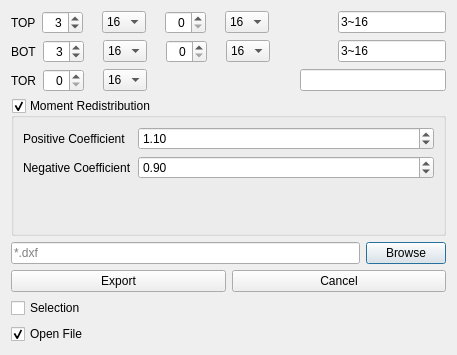
Before: the Qt Designer form widgets/import_export/export_rebar_plans_to_dxf.ui in ebrahimraeyat/civilTools, drawn with Qt 5.
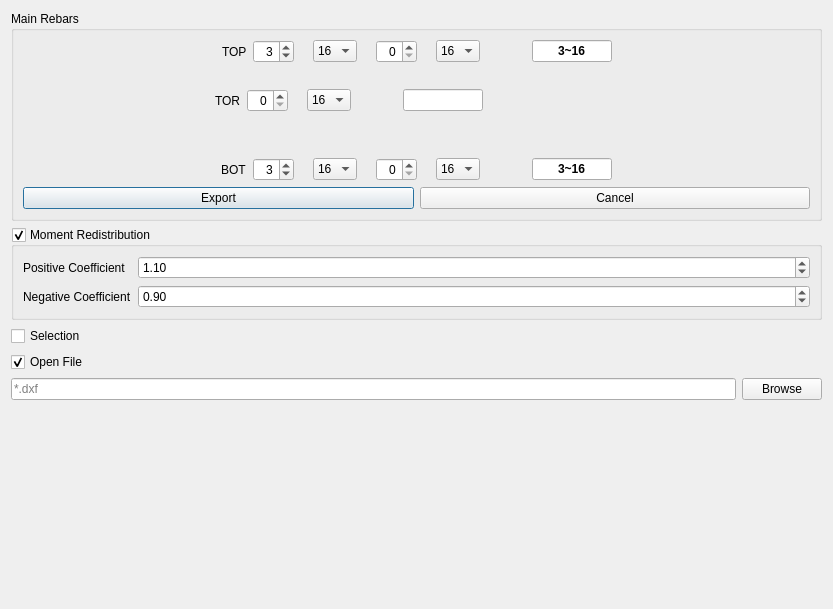
After: the same form once the commit is applied. Icons and pictures are not drawn.

Commit message: Update the Gui of export rebars plan

```diff
--- a/widgets/import_export/export_rebar_plans_to_dxf.ui
+++ b/widgets/import_export/export_rebar_plans_to_dxf.ui
@@ -6,8 +6,8 @@
    <rect>
     <x>0</x>
     <y>0</y>
-    <width>457</width>
-    <height>355</height>
+    <width>833</width>
+    <height>609</height>
    </rect>
   </property>
   <property name="windowTitle">
@@ -19,6 +19,34 @@
   </property>
   <layout class="QVBoxLayout" name="verticalLayout">
    <item>
+    <widget class="QGroupBox" name="groupBox">
+     <property name="title">
+      <string>Main Rebars</string>
+     </property>
+     <layout class="QVBoxLayout" name="verticalLayout_3">
+      <item>
+       <layout class="QHBoxLayout" name="horizontalLayout_9">
+        <item>
+         <layout class="QVBoxLayout" name="verticalLayout_4"/>
+        </item>
+        <item>
+         <layout class="QVBoxLayout" name="verticalLayout_2">
+          <item>
+           <layout class="QHBoxLayout" name="horizontalLayout_6">
+            <item>
+             <spacer name="horizontalSpacer_2">
+              <property name="orientation">
+               <enum>Qt::Horizontal</enum>
+              </property>
+              <property name="sizeHint" stdset="0">
+               <size>
+                <width>40</width>
+                <height>20</height>
+               </size>
+              </property>
+             </spacer>
+            </item>
+            <item>
     <layout class="QHBoxLayout" name="horizontalLayout_3">
      <item>
       <widget class="QLabel" name="label_4">
@@ -244,27 +272,292 @@
        </item>
       </widget>
      </item>
+             </layout>
+            </item>
      <item>
-      <spacer name="horizontalSpacer_3">
-       <property name="orientation">
-        <enum>Qt::Horizontal</enum>
-       </property>
-       <property name="sizeHint" stdset="0">
+             <widget class="QWidget" name="widget" native="true">
+              <property name="minimumSize">
         <size>
          <width>40</width>
-         <height>20</height>
-        </size>
-       </property>
-      </spacer>
+                <height>0</height>
+               </size>
+              </property>
+             </widget>
      </item>
      <item>
       <widget class="QLineEdit" name="top_rebars">
+              <property name="maximumSize">
+               <size>
+                <width>80</width>
+                <height>16777215</height>
+               </size>
+              </property>
+              <property name="font">
+               <font>
+                <weight>75</weight>
+                <bold>true</bold>
+               </font>
+              </property>
        <property name="text">
         <string>3~16</string>
        </property>
-      </widget>
-     </item>
-    </layout>
+              <property name="alignment">
+               <set>Qt::AlignCenter</set>
+              </property>
+             </widget>
+            </item>
+            <item>
+             <spacer name="horizontalSpacer_3">
+              <property name="orientation">
+               <enum>Qt::Horizontal</enum>
+              </property>
+              <property name="sizeHint" stdset="0">
+               <size>
+                <width>40</width>
+                <height>20</height>
+               </size>
+              </property>
+             </spacer>
+            </item>
+           </layout>
+          </item>
+          <item>
+           <widget class="QLabel" name="label_12">
+            <property name="text">
+             <string/>
+            </property>
+            <property name="pixmap">
+             <pixmap resource="../../civiltools.qrc">:/import_export/images/import_export/top_rebars.svg</pixmap>
+            </property>
+            <property name="scaledContents">
+             <bool>true</bool>
+            </property>
+            <property name="alignment">
+             <set>Qt::AlignCenter</set>
+            </property>
+           </widget>
+          </item>
+          <item>
+           <layout class="QHBoxLayout" name="horizontalLayout_7">
+            <item>
+             <layout class="QHBoxLayout" name="horizontalLayout_5">
+              <item>
+               <spacer name="horizontalSpacer_4">
+                <property name="orientation">
+                 <enum>Qt::Horizontal</enum>
+                </property>
+                <property name="sizeHint" stdset="0">
+                 <size>
+                  <width>40</width>
+                  <height>20</height>
+                 </size>
+                </property>
+               </spacer>
+              </item>
+              <item>
+               <widget class="QLabel" name="label_9">
+                <property name="text">
+                 <string>TOR</string>
+                </property>
+               </widget>
+              </item>
+              <item>
+               <widget class="QSpinBox" name="torsion_number">
+                <property name="alignment">
+                 <set>Qt::AlignRight|Qt::AlignTrailing|Qt::AlignVCenter</set>
+                </property>
+                <property name="minimum">
+                 <number>0</number>
+                </property>
+                <property name="value">
+                 <number>0</number>
+                </property>
+               </widget>
+              </item>
+              <item>
+               <widget class="QLabel" name="label_10">
+                <property name="maximumSize">
+                 <size>
+                  <width>13</width>
+                  <height>13</height>
+                 </size>
+                </property>
+                <property name="text">
+                 <string/>
+                </property>
+                <property name="pixmap">
+                 <pixmap resource="../../civiltools.qrc">:/import_export/images/phi_rebar.svg</pixmap>
+                </property>
+                <property name="scaledContents">
+                 <bool>true</bool>
+                </property>
+               </widget>
+              </item>
+              <item>
+               <widget class="QComboBox" name="torsion_phi">
+                <property name="currentIndex">
+                 <number>4</number>
+                </property>
+                <item>
+                 <property name="text">
+                  <string>8</string>
+                 </property>
+                </item>
+                <item>
+                 <property name="text">
+                  <string>10</string>
+                 </property>
+                </item>
+                <item>
+                 <property name="text">
+                  <string>12</string>
+                 </property>
+                </item>
+                <item>
+                 <property name="text">
+                  <string>14</string>
+                 </property>
+                </item>
+                <item>
+                 <property name="text">
+                  <string>16</string>
+                 </property>
+                </item>
+                <item>
+                 <property name="text">
+                  <string>18</string>
+                 </property>
+                </item>
+                <item>
+                 <property name="text">
+                  <string>20</string>
+                 </property>
+                </item>
+                <item>
+                 <property name="text">
+                  <string>22</string>
+                 </property>
+                </item>
+                <item>
+                 <property name="text">
+                  <string>25</string>
+                 </property>
+                </item>
+                <item>
+                 <property name="text">
+                  <string>28</string>
+                 </property>
+                </item>
+                <item>
+                 <property name="text">
+                  <string>30</string>
+                 </property>
+                </item>
+                <item>
+                 <property name="text">
+                  <string>32</string>
+                 </property>
+                </item>
+               </widget>
+              </item>
+             </layout>
+            </item>
+            <item>
+             <widget class="QWidget" name="widget_2" native="true">
+              <property name="minimumSize">
+               <size>
+                <width>40</width>
+                <height>0</height>
+               </size>
+              </property>
+             </widget>
+            </item>
+            <item>
+             <widget class="QLineEdit" name="torsion_rebars">
+              <property name="maximumSize">
+               <size>
+                <width>80</width>
+                <height>16777215</height>
+               </size>
+              </property>
+              <property name="font">
+               <font>
+                <weight>75</weight>
+                <bold>true</bold>
+               </font>
+              </property>
+              <property name="alignment">
+               <set>Qt::AlignCenter</set>
+              </property>
+             </widget>
+            </item>
+            <item>
+             <spacer name="horizontalSpacer_5">
+              <property name="orientation">
+               <enum>Qt::Horizontal</enum>
+              </property>
+              <property name="sizeHint" stdset="0">
+               <size>
+                <width>40</width>
+                <height>20</height>
+               </size>
+              </property>
+             </spacer>
+            </item>
+           </layout>
+          </item>
+          <item>
+           <widget class="QLabel" name="label_14">
+            <property name="maximumSize">
+             <size>
+              <width>16777215</width>
+              <height>23</height>
+             </size>
+            </property>
+            <property name="text">
+             <string/>
+            </property>
+            <property name="pixmap">
+             <pixmap resource="../../civiltools.qrc">:/import_export/images/import_export/tor_rebars.svg</pixmap>
+            </property>
+            <property name="scaledContents">
+             <bool>true</bool>
+            </property>
+            <property name="alignment">
+             <set>Qt::AlignCenter</set>
+            </property>
+           </widget>
+          </item>
+          <item>
+           <widget class="QLabel" name="label_15">
+            <property name="text">
+             <string/>
+            </property>
+            <property name="pixmap">
+             <pixmap resource="../../civiltools.qrc">:/import_export/images/import_export/bot_rebars.svg</pixmap>
+            </property>
+            <property name="scaledContents">
+             <bool>true</bool>
+            </property>
+            <property name="alignment">
+             <set>Qt::AlignCenter</set>
+            </property>
+           </widget>
+          </item>
+          <item>
+           <layout class="QHBoxLayout" name="horizontalLayout_8">
+            <item>
+             <spacer name="horizontalSpacer_7">
+              <property name="orientation">
+               <enum>Qt::Horizontal</enum>
+              </property>
+              <property name="sizeHint" stdset="0">
+               <size>
+                <width>40</width>
+                <height>20</height>
+               </size>
+              </property>
+             </spacer>
    </item>
    <item>
     <layout class="QHBoxLayout" name="horizontalLayout_4">
@@ -492,138 +785,42 @@
        </item>
       </widget>
      </item>
+             </layout>
+            </item>
      <item>
-      <spacer name="horizontalSpacer_2">
-       <property name="orientation">
-        <enum>Qt::Horizontal</enum>
-       </property>
-       <property name="sizeHint" stdset="0">
+             <widget class="QWidget" name="widget_3" native="true">
+              <property name="minimumSize">
         <size>
          <width>40</width>
-         <height>20</height>
-        </size>
-       </property>
-      </spacer>
+                <height>0</height>
+               </size>
+              </property>
+             </widget>
      </item>
      <item>
       <widget class="QLineEdit" name="bot_rebars">
+              <property name="maximumSize">
+               <size>
+                <width>80</width>
+                <height>16777215</height>
+               </size>
+              </property>
+              <property name="font">
+               <font>
+                <weight>75</weight>
+                <bold>true</bold>
+               </font>
+              </property>
        <property name="text">
         <string>3~16</string>
        </property>
-      </widget>
-     </item>
-    </layout>
-   </item>
-   <item>
-    <layout class="QHBoxLayout" name="horizontalLayout_5">
-     <item>
-      <widget class="QLabel" name="label_9">
-       <property name="text">
-        <string>TOR</string>
-       </property>
-      </widget>
-     </item>
-     <item>
-      <widget class="QSpinBox" name="torsion_number">
        <property name="alignment">
-        <set>Qt::AlignRight|Qt::AlignTrailing|Qt::AlignVCenter</set>
-       </property>
-       <property name="minimum">
-        <number>0</number>
-       </property>
-       <property name="value">
-        <number>0</number>
-       </property>
+               <set>Qt::AlignCenter</set>
+              </property>
       </widget>
      </item>
      <item>
-      <widget class="QLabel" name="label_10">
-       <property name="maximumSize">
-        <size>
-         <width>13</width>
-         <height>13</height>
-        </size>
-       </property>
-       <property name="text">
-        <string/>
-       </property>
-       <property name="pixmap">
-        <pixmap resource="../../civiltools.qrc">:/import_export/images/phi_rebar.svg</pixmap>
-       </property>
-       <property name="scaledContents">
-        <bool>true</bool>
-       </property>
-      </widget>
-     </item>
-     <item>
-      <widget class="QComboBox" name="torsion_phi">
-       <property name="currentIndex">
-        <number>4</number>
-       </property>
-       <item>
-        <property name="text">
-         <string>8</string>
-        </property>
-       </item>
-       <item>
-        <property name="text">
-         <string>10</string>
-        </property>
-       </item>
-       <item>
-        <property name="text">
-         <string>12</string>
-        </property>
-       </item>
-       <item>
-        <property name="text">
-         <string>14</string>
-        </property>
-       </item>
-       <item>
-        <property name="text">
-         <string>16</string>
-        </property>
-       </item>
-       <item>
-        <property name="text">
-         <string>18</string>
-        </property>
-       </item>
-       <item>
-        <property name="text">
-         <string>20</string>
-        </property>
-       </item>
-       <item>
-        <property name="text">
-         <string>22</string>
-        </property>
-       </item>
-       <item>
-        <property name="text">
-         <string>25</string>
-        </property>
-       </item>
-       <item>
-        <property name="text">
-         <string>28</string>
-        </property>
-       </item>
-       <item>
-        <property name="text">
-         <string>30</string>
-        </property>
-       </item>
-       <item>
-        <property name="text">
-         <string>32</string>
-        </property>
-       </item>
-      </widget>
-     </item>
-     <item>
-      <spacer name="horizontalSpacer">
+             <spacer name="horizontalSpacer_8">
        <property name="orientation">
         <enum>Qt::Horizontal</enum>
        </property>
@@ -635,10 +832,52 @@
        </property>
       </spacer>
      </item>
+           </layout>
+          </item>
+         </layout>
+        </item>
+       </layout>
+      </item>
      <item>
-      <widget class="QLineEdit" name="torsion_rebars"/>
-     </item>
-    </layout>
+       <layout class="QHBoxLayout" name="horizontalLayout_2">
+        <item>
+         <widget class="QPushButton" name="export_button">
+          <property name="text">
+           <string>Export</string>
+          </property>
+          <property name="icon">
+           <iconset resource="../../civiltools.qrc">
+            <normaloff>:/civiltools/images/dxf.svg</normaloff>:/civiltools/images/dxf.svg</iconset>
+          </property>
+          <property name="iconSize">
+           <size>
+            <width>40</width>
+            <height>40</height>
+           </size>
+          </property>
+         </widget>
+        </item>
+        <item>
+         <widget class="QPushButton" name="cancel_pushbutton">
+          <property name="text">
+           <string>Cancel</string>
+          </property>
+          <property name="icon">
+           <iconset resource="../../civiltools.qrc">
+            <normaloff>:/civiltools/images/cancel.svg</normaloff>:/civiltools/images/cancel.svg</iconset>
+          </property>
+          <property name="iconSize">
+           <size>
+            <width>40</width>
+            <height>40</height>
+           </size>
+          </property>
+         </widget>
+        </item>
+       </layout>
+      </item>
+     </layout>
+    </widget>
    </item>
    <item>
     <widget class="QGroupBox" name="moment_redistribution_groupbox">
@@ -698,6 +937,32 @@
      </layout>
     </widget>
    </item>
+   <item>
+    <widget class="QCheckBox" name="selection_checkbox">
+     <property name="enabled">
+      <bool>true</bool>
+     </property>
+     <property name="text">
+      <string>Selection</string>
+     </property>
+     <property name="checked">
+      <bool>false</bool>
+     </property>
+    </widget>
+   </item>
+   <item>
+    <widget class="QCheckBox" name="open_checkbox">
+     <property name="enabled">
+      <bool>true</bool>
+     </property>
+     <property name="text">
+      <string>Open File</string>
+     </property>
+     <property name="checked">
+      <bool>true</bool>
+     </property>
+    </widget>
+   </item>
    <item>
     <layout class="QHBoxLayout" name="horizontalLayout">
      <item>
@@ -723,68 +988,17 @@
     </layout>
    </item>
    <item>
-    <layout class="QHBoxLayout" name="horizontalLayout_2">
-     <item>
-      <widget class="QPushButton" name="export_button">
-       <property name="text">
-        <string>Export</string>
-       </property>
-       <property name="icon">
-        <iconset resource="../../civiltools.qrc">
-         <normaloff>:/civiltools/images/dxf.svg</normaloff>:/civiltools/images/dxf.svg</iconset>
-       </property>
-       <property name="iconSize">
+    <spacer name="verticalSpacer_3">
+     <property name="orientation">
+      <enum>Qt::Vertical</enum>
+     </property>
+     <property name="sizeHint" stdset="0">
         <size>
-         <width>40</width>
+       <width>20</width>
          <height>40</height>
         </size>
        </property>
-      </widget>
-     </item>
-     <item>
-      <widget class="QPushButton" name="cancel_pushbutton">
-       <property name="text">
-        <string>Cancel</string>
-       </property>
-       <property name="icon">
-        <iconset resource="../../civiltools.qrc">
-         <normaloff>:/civiltools/images/cancel.svg</normaloff>:/civiltools/images/cancel.svg</iconset>
-       </property>
-       <property name="iconSize">
-        <size>
-         <width>40</width>
-         <height>40</height>
-        </size>
-       </property>
-      </widget>
-     </item>
-    </layout>
-   </item>
-   <item>
-    <widget class="QCheckBox" name="selection_checkbox">
-     <property name="enabled">
-      <bool>true</bool>
-     </property>
-     <property name="text">
-      <string>Selection</string>
-     </property>
-     <property name="checked">
-      <bool>false</bool>
-     </property>
-    </widget>
-   </item>
-   <item>
-    <widget class="QCheckBox" name="open_checkbox">
-     <property name="enabled">
-      <bool>true</bool>
-     </property>
-     <property name="text">
-      <string>Open File</string>
-     </property>
-     <property name="checked">
-      <bool>true</bool>
-     </property>
-    </widget>
+    </spacer>
    </item>
   </layout>
  </widget>
```
Lines whose indentation alone changed are shown as unchanged. The commit also changes 2 other files.
